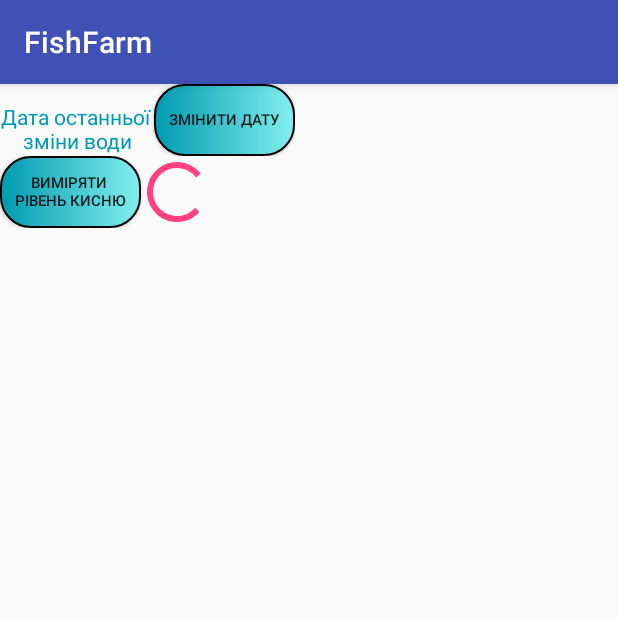
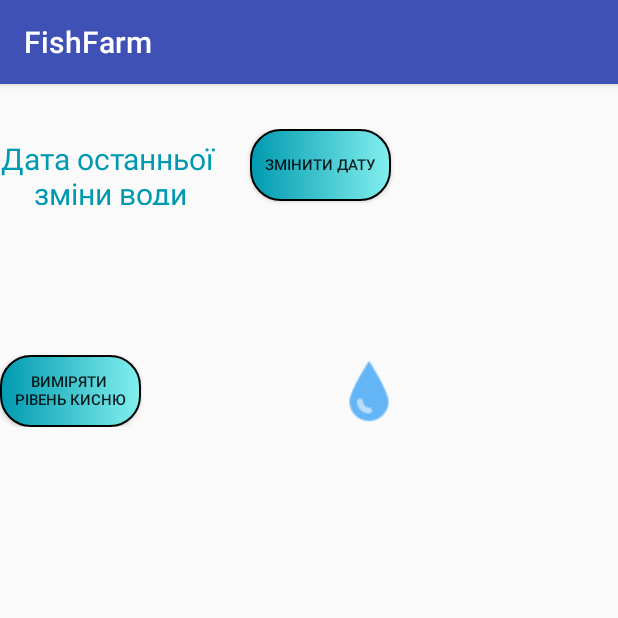
Before and after one commit to alonaShapoval/FishFarm, an Android app: the WaterConditionActivity screen opened directly, with no data from a screen before it, on a phone screen of 412 x 824 dp, the top half of it. Run offline under Robolectric (Android 15) with nearby library versions, the phone set to English and light mode, and no system bars; our stand-ins replace ButterKnife.

Commit message:
Create WaterConditionActivity

```diff
--- a/app/src/main/java/com/bignerdranch/android/fishfarm/MainActivity.java
+++ b/app/src/main/java/com/bignerdranch/android/fishfarm/MainActivity.java
@@ -38,7 +38,8 @@ public class MainActivity extends AppCompatActivity {
         mLinearLayoutWaterMeasuring.setOnClickListener(new View.OnClickListener() {
             @Override
             public void onClick(View view) {
-
+                Intent intent=new Intent(MainActivity.this,WaterConditionActivity.class);
+                startActivity(intent);
             }
         });
 
--- a/app/src/main/java/com/bignerdranch/android/fishfarm/WaterConditionActivity.java
+++ b/app/src/main/java/com/bignerdranch/android/fishfarm/WaterConditionActivity.java
@@ -1,13 +1,104 @@
 package com.bignerdranch.android.fishfarm;
 
+import android.app.DatePickerDialog;
+import android.app.TimePickerDialog;
 import android.support.v7.app.AppCompatActivity;
 import android.os.Bundle;
+import android.text.format.DateUtils;
+import android.view.View;
+import android.widget.Button;
+import android.widget.DatePicker;
+import android.widget.ProgressBar;
+import android.widget.TextView;
+import android.widget.TimePicker;
+
+import java.util.Calendar;
+import java.util.Timer;
+import java.util.TimerTask;
+
+import butterknife.BindView;
+import butterknife.ButterKnife;
 
 public class WaterConditionActivity extends AppCompatActivity {
+@BindView(R.id.measure_oxygen)
+Button mButtonMeasureOxygen;
+@BindView(R.id.date)
+    TextView mTextViewDate;
+@BindView(R.id.change_date)
+Button mButtonChangeDate;
+@BindView(R.id.oxygen_data)
+TextView mTextViewOxygenData;
+@BindView(R.id.progress_bar)
+    ProgressBar mProgressBar;
 
+    Calendar dateAndTime=Calendar.getInstance();
+    final Timer timer = new Timer();
     @Override
     protected void onCreate(Bundle savedInstanceState) {
         super.onCreate(savedInstanceState);
         setContentView(R.layout.activity_water_condition);
+        ButterKnife.bind(this);
+        final TimerTask task = new TimerTask() {
+            public void run() {
+                mProgressBar.setVisibility(View.INVISIBLE);
+            }
+        };
+
+
+        final long delay = 1000L;
+        mButtonMeasureOxygen.setOnClickListener(new View.OnClickListener() {
+            @Override
+            public void onClick(View view) {
+                mTextViewOxygenData.setText(measureOxygen());
+            }
+        });
+        mButtonChangeDate.setOnClickListener(new View.OnClickListener() {
+            @Override
+            public void onClick(View view) {
+                setInitialDate();
+            }
+        });
+        mButtonMeasureOxygen.setOnClickListener(new View.OnClickListener() {
+            @Override
+            public void onClick(View view) {
+                mProgressBar.setVisibility(View.VISIBLE);
+                mProgressBar.setIndeterminate(true);
+                timer.schedule(task, delay);
+            }
+        });
     }
+    public String measureOxygen(){
+        return "30%";
+    }
+    // отображаем диалоговое окно для выбора даты
+    public void setDate(View v) {
+        new DatePickerDialog(WaterConditionActivity.this, d,
+                dateAndTime.get(Calendar.YEAR),
+                dateAndTime.get(Calendar.MONTH),
+                dateAndTime.get(Calendar.DAY_OF_MONTH))
+                .show();
+    }
+
+
+    // установка начальных даты и времени
+    private void setInitialDate() {
+
+//        mTextViewDate.setText(DateUtils.formatDateTime(this,
+//                dateAndTime.getTimeInMillis(),
+//                DateUtils.FORMAT_SHOW_DATE | DateUtils.FORMAT_SHOW_YEAR
+//                        | DateUtils.FORMAT_SHOW_TIME));
+        mTextViewDate.setText(dateAndTime.get(Calendar.DATE));
+    }
+
+
+
+    // установка обработчика выбора даты
+    DatePickerDialog.OnDateSetListener d=new DatePickerDialog.OnDateSetListener() {
+        public void onDateSet(DatePicker view, int year, int monthOfYear, int dayOfMonth) {
+            dateAndTime.set(Calendar.YEAR, year);
+            dateAndTime.set(Calendar.MONTH, monthOfYear);
+            dateAndTime.set(Calendar.DAY_OF_MONTH, dayOfMonth);
+            setInitialDate();
+        }
+    };
 }
--- a/app/src/main/res/layout/activity_temperature.xml
+++ b/app/src/main/res/layout/activity_temperature.xml
@@ -28,7 +28,8 @@
             android:layout_height="wrap_content"
             android:textColor="@color/blue"
             android:textSize="25sp"
-            android:layout_gravity="center"/>
+            android:layout_gravity="center"
+            android:layout_marginBottom="20dp"/>
         <Button
             android:id="@+id/measure"
             android:layout_width="wrap_content"
--- a/app/src/main/res/layout/activity_water_condition.xml
+++ b/app/src/main/res/layout/activity_water_condition.xml
@@ -7,24 +7,34 @@
     tools:context="com.bignerdranch.android.fishfarm.WaterConditionActivity">
 
     <LinearLayout
-    android:layout_width="wrap_content"
+        android:layout_width="match_parent"
         android:layout_height="wrap_content"
         android:orientation="vertical">
+
         <LinearLayout
-        android:layout_width="wrap_content"
-        android:layout_height="wrap_content"
-        android:orientation="horizontal">
+            android:layout_width="match_parent"
+            android:layout_height="match_parent"
+            android:orientation="horizontal"
+            android:layout_marginTop="30dp">
+
             <TextView
                 android:layout_width="wrap_content"
                 android:layout_height="wrap_content"
+                android:gravity="center"
                 android:text="@string/date_last_change"
                 android:textColor="@color/blue"
-        android:gravity="center"/>
+                android:textSize="20sp"/>
+
             <TextView
+                android:id="@+id/date"
                 android:layout_width="wrap_content"
-        android:layout_height="wrap_content" />
+                android:layout_height="wrap_content"
+                android:textSize="20sp"
+                android:layout_marginLeft="10dp"
+                android:layout_marginRight="10dp"/>
+
             <Button
-        android:id="@+id/change_data"
+                android:id="@+id/change_date"
                 android:layout_width="wrap_content"
                 android:layout_height="wrap_content"
                 android:background="@drawable/button_border"
@@ -32,26 +42,43 @@
                 android:textSize="10sp"
                 />
         </LinearLayout>
+
         <LinearLayout
             android:layout_width="wrap_content"
             android:layout_height="wrap_content"
-        android:orientation="horizontal">
+            android:orientation="horizontal"
+            android:layout_marginTop="100dp">
+
             <Button
+                android:id="@+id/measure_oxygen"
                 android:layout_width="wrap_content"
                 android:layout_height="wrap_content"
                 android:background="@drawable/button_border"
                 android:text="@string/measure_oxygen"
-            android:textSize="10sp"/>
+                android:textSize="10sp" />
+
+            <ProgressBar
+                android:id="@+id/progress_bar"
+                android:layout_width="wrap_content"
+                android:layout_height="wrap_content"
+                android:theme="@style/CircularProgress"
+                android:layout_marginLeft="20dp"
+                android:visibility="invisible"
+                />
+
             <TextView
+                android:id="@+id/oxygen_data"
                 android:layout_width="wrap_content"
-            android:layout_height="wrap_content" />
+                android:layout_height="wrap_content"
+                android:layout_marginRight="10dp"
+                android:layout_marginLeft="20dp"/>
 
             <ImageView
                 android:layout_width="wrap_content"
-    android:layout_height="wrap_content" />
-        <ProgressBar
-            android:layout_width="wrap_content"
-            android:layout_height="wrap_content" />
+                android:layout_height="wrap_content"
+                android:src="@drawable/water"
+                android:layout_marginLeft="30dp"/>
+
         </LinearLayout>
     </LinearLayout>
 </android.support.constraint.ConstraintLayout>
```
Lines whose indentation alone changed are shown as unchanged.
